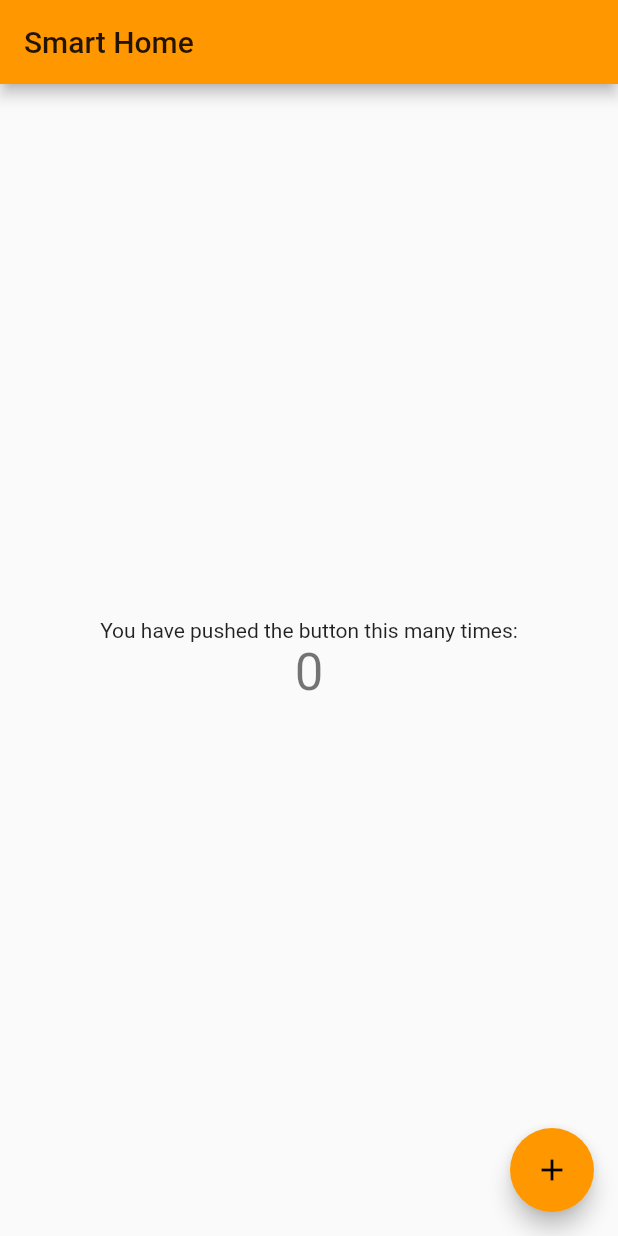
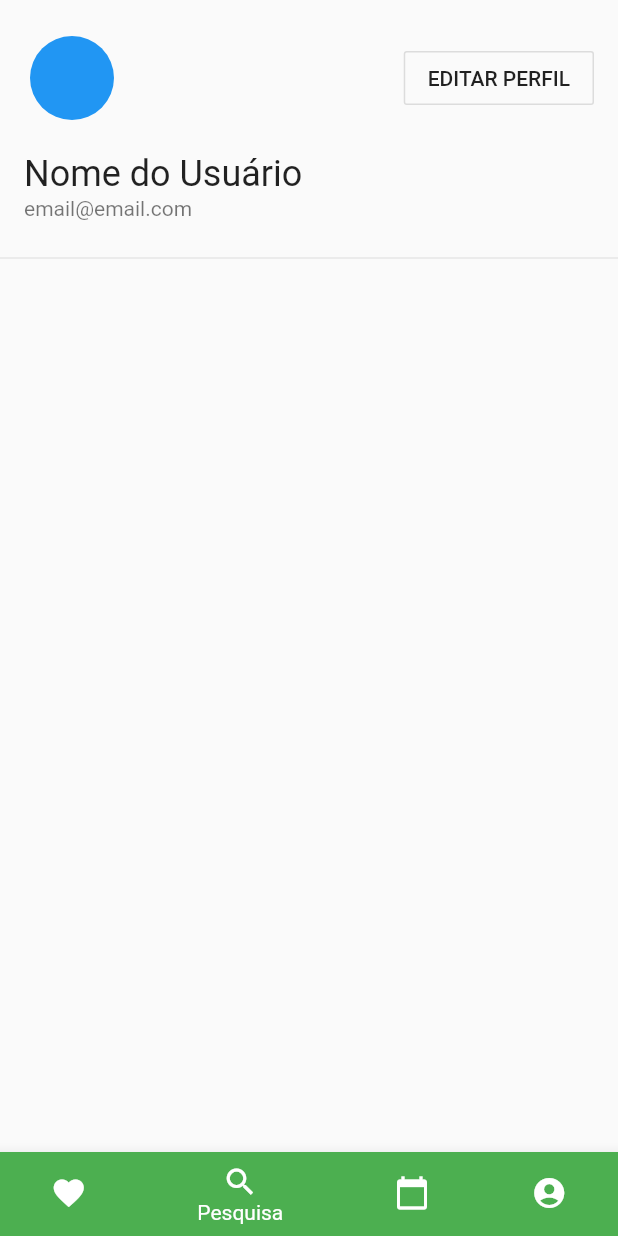
Before and after one commit to kFurlan/SmartHome, a Flutter app: the screen it shows after launch, on a phone screen of 412 x 824 dp. Run offline on Flutter 3.47's test engine with Material 2 defaults, Android fonts, the phone set to English and light mode, and no system bars.

Commit message:
Página de info do perfil

```diff
--- a/app/lib/main.dart
+++ b/app/lib/main.dart
@@ -1,4 +1,5 @@
 import 'package:flutter/material.dart';
+import 'package:smarthome/pages/profile_info.dart';
 
 void main() => runApp(MyApp());
 
@@ -18,9 +19,9 @@ class MyApp extends StatelessWidget {
         // or simply save your changes to "hot reload" in a Flutter IDE).
         // Notice that the counter didn't reset back to zero; the application
         // is not restarted.
-        primarySwatch: Colors.orange,
+        primarySwatch: Colors.blue,
       ),
-      home: MyHomePage(title: 'Smart Home'),
+      home: ProfileInfoPage(),
     );
   }
 }
--- /dev/null
+++ b/app/lib/pages/profile_info.dart
@@ -0,0 +1,76 @@
+import 'package:flutter/material.dart';
+
+class ProfileInfoPage extends StatefulWidget {
+  @override
+  _ProfileInfoPageState createState() => _ProfileInfoPageState();
+}
+
+class _ProfileInfoPageState extends State<ProfileInfoPage> {
+  int currentPage = 1;
+
+  @override
+  Widget build(BuildContext context) {
+    return Scaffold(
+        body: SafeArea(
+          child: Padding(
+            padding: const EdgeInsets.symmetric(vertical: 24.0),
+            child: ListView(
+              children: <Widget>[
+                Padding(
+                  padding: const EdgeInsets.only(bottom: 12.0),
+                  child: ListTile(
+                    leading: CircleAvatar(
+                      radius: 32.0,
+                      backgroundColor: Colors.blue,
+                    ),
+                    trailing: OutlineButton(
+                      child: Text('EDITAR PERFIL'),
+                      onPressed: () {},
+                    ),
+                  ),
+                ),
+                ListTile(
+                  title: Text(
+                    'Nome do Usuário',
+                    style: TextStyle(fontSize: 24.0),
+                  ),
+                  subtitle: Text('email@email.com'),
+                ),
+                Divider()
+              ],
+            ),
+          ),
+        ),
+        bottomSheet: BottomNavigationBar(
+          currentIndex: this.currentPage, // Sincroniza com a página atual
+          type: BottomNavigationBarType.shifting,
+          onTap: (int index) {
+            setState(() {
+              this.currentPage = index;
+            });
+          },
+          items: <BottomNavigationBarItem>[
+            BottomNavigationBarItem(
+              title: Text('Favoritos'),
+              backgroundColor: Colors.pink,
+              icon: Icon(Icons.favorite),
+            ),
+            BottomNavigationBarItem(
+              title: Text('Pesquisa'),
+              backgroundColor: Colors.green,
+              icon: Icon(Icons.search),
+            ),
+            BottomNavigationBarItem(
+              title: Text('Agenda'),
+              backgroundColor: Colors.orange,
+              icon: Icon(Icons.calendar_today),
+            ),
+            BottomNavigationBarItem(
+              title: Text('Perfil'),
+              backgroundColor: Colors.blue,
+              icon: Icon(Icons.account_circle),
+            ),
+          ],
+        ));
+  }
+}
```
